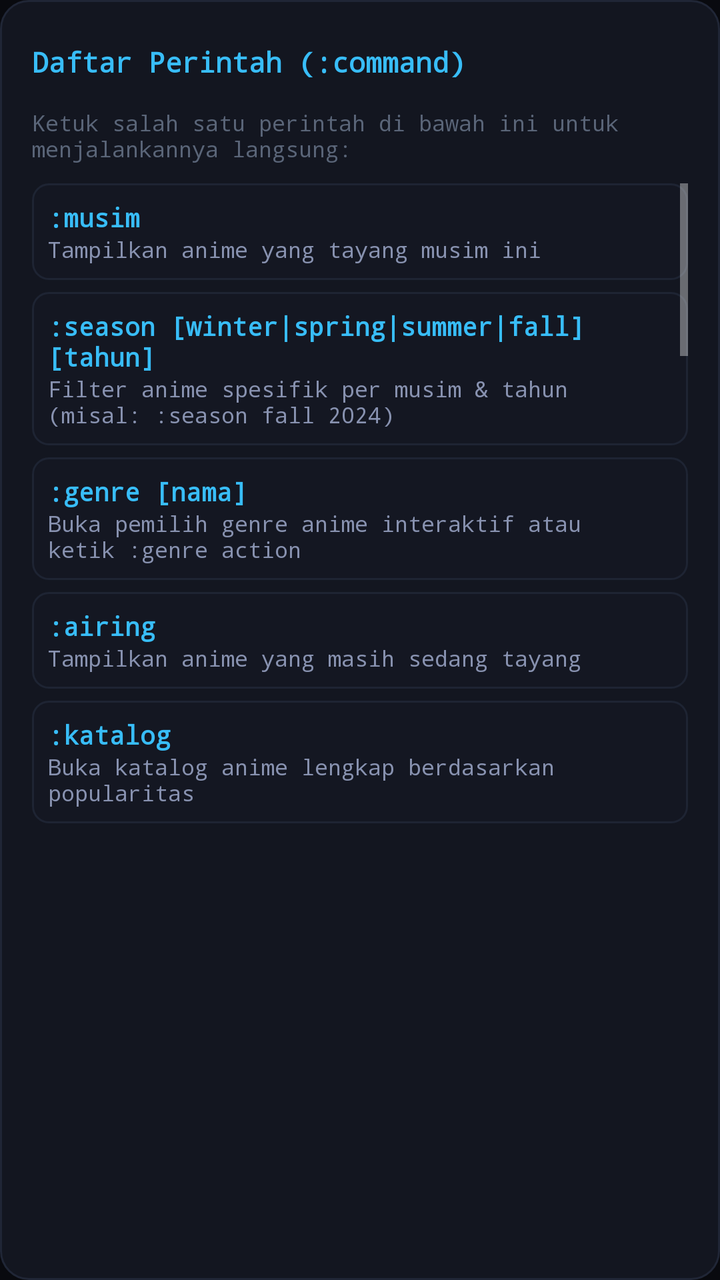
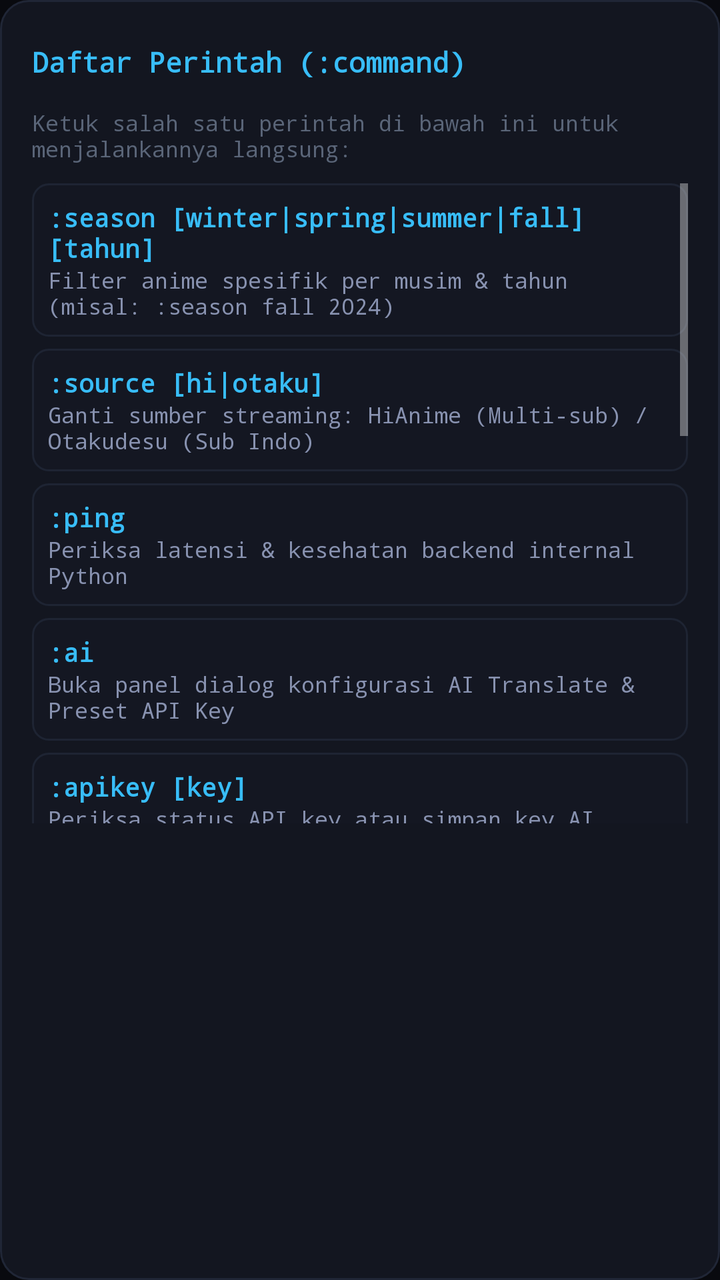

The first picture is an Android layout as it rendered before a commit; the second is the same layout after the commit. The layout source and the unified diff follow.
<!-- AndroidManifest.xml: application theme Theme.Tatap -->
<!-- res/layout/dialog_command_help.xml -->
<?xml version="1.0" encoding="utf-8"?>
<LinearLayout xmlns:android="http://schemas.android.com/apk/res/android"
    android:layout_width="match_parent"
    android:layout_height="wrap_content"
    android:orientation="vertical"
    android:background="@drawable/bg_dialog_card"
    android:padding="16dp">

    
    <LinearLayout
        android:layout_width="match_parent"
        android:layout_height="wrap_content"
        android:gravity="center_vertical"
        android:paddingBottom="8dp">

        <TextView
            android:layout_width="0dp"
            android:layout_height="wrap_content"
            android:layout_weight="1"
      android:text="Daftar Perintah (:command)"
            android:textColor="#38BDF8"
            android:textSize="14sp"
            android:textStyle="bold"
            android:fontFamily="monospace" />

        <Button
            android:id="@+id/btn_close_help_dialog"
            android:layout_width="30dp"
            android:layout_height="30dp"
            android:background="?attr/selectableItemBackgroundBorderless"
            android:drawableStart="@drawable/ic_close"
            android:drawableTint="#8892B0"
            android:padding="8dp" />
    </LinearLayout>

    <TextView
        android:layout_width="match_parent"
        android:layout_height="wrap_content"
        android:text="Ketuk salah satu perintah di bawah ini untuk menjalankannya langsung:"
    android:textColor="#5A6578"
        android:textSize="11sp"
        android:fontFamily="monospace"
        android:layout_marginBottom="10dp" />

    <ScrollView
        android:layout_width="match_parent"
        android:layout_height="320dp"
        android:scrollbars="vertical">

        <LinearLayout
            android:layout_width="match_parent"
            android:layout_height="wrap_content"
            android:orientation="vertical">

            
            <LinearLayout
                android:id="@+id/cmd_item_musim"
                android:layout_width="match_parent"
                android:layout_height="wrap_content"
                android:background="@drawable/bg_command_tag"
                android:orientation="vertical"
                android:padding="8dp"
                android:layout_marginBottom="6dp">

                <TextView
                    android:layout_width="wrap_content"
                    android:layout_height="wrap_content"
                    android:text=":musim"
                    android:textColor="#38BDF8"
                    android:textSize="13sp"
                    android:textStyle="bold"
                    android:fontFamily="monospace" />

                <TextView
                    android:layout_width="wrap_content"
                    android:layout_height="wrap_content"
                    android:text="Tampilkan anime yang tayang musim ini"
          android:textColor="#8892B0"
                    android:textSize="11sp"
                    android:fontFamily="monospace" />
            </LinearLayout>

            
            <LinearLayout
                android:id="@+id/cmd_item_season"
                android:layout_width="match_parent"
                android:layout_height="wrap_content"
                android:background="@drawable/bg_command_tag"
                android:orientation="vertical"
                android:padding="8dp"
                android:layout_marginBottom="6dp">

                <TextView
                    android:layout_width="wrap_content"
                    android:layout_height="wrap_content"
                    android:text=":season [winter|spring|summer|fall] [tahun]"
                    android:textColor="#38BDF8"
                    android:textSize="13sp"
                    android:textStyle="bold"
                    android:fontFamily="monospace" />

                <TextView
                    android:layout_width="wrap_content"
                    android:layout_height="wrap_content"
                    android:text="Filter anime spesifik per musim &amp; tahun (misal: :season fall 2024)"
          android:textColor="#8892B0"
                    android:textSize="11sp"
                    android:fontFamily="monospace" />
            </LinearLayout>

            
            <LinearLayout
                android:id="@+id/cmd_item_genre"
                android:layout_width="match_parent"
                android:layout_height="wrap_content"
                android:background="@drawable/bg_command_tag"
                android:orientation="vertical"
                android:padding="8dp"
                android:layout_marginBottom="6dp">

                <TextView
                    android:layout_width="wrap_content"
                    android:layout_height="wrap_content"
                    android:text=":genre [nama]"
                    android:textColor="#38BDF8"
                    android:textSize="13sp"
                    android:textStyle="bold"
                    android:fontFamily="monospace" />

                <TextView
                    android:layout_width="wrap_content"
                    android:layout_height="wrap_content"
                    android:text="Buka pemilih genre anime interaktif atau ketik :genre action"
          android:textColor="#8892B0"
                    android:textSize="11sp"
                    android:fontFamily="monospace" />
            </LinearLayout>

            
            <LinearLayout
                android:id="@+id/cmd_item_airing"
                android:layout_width="match_parent"
                android:layout_height="wrap_content"
                android:background="@drawable/bg_command_tag"
                android:orientation="vertical"
                android:padding="8dp"
                android:layout_marginBottom="6dp">

                <TextView
                    android:layout_width="wrap_content"
                    android:layout_height="wrap_content"
                    android:text=":airing"
                    android:textColor="#38BDF8"
                    android:textSize="13sp"
                    android:textStyle="bold"
                    android:fontFamily="monospace" />

                <TextView
                    android:layout_width="wrap_content"
                    android:layout_height="wrap_content"
                    android:text="Tampilkan anime yang masih sedang tayang"
          android:textColor="#8892B0"
                    android:textSize="11sp"
                    android:fontFamily="monospace" />
            </LinearLayout>

            
            <LinearLayout
                android:id="@+id/cmd_item_katalog"
                android:layout_width="match_parent"
                android:layout_height="wrap_content"
                android:background="@drawable/bg_command_tag"
                android:orientation="vertical"
                android:padding="8dp"
                android:layout_marginBottom="6dp">

                <TextView
                    android:layout_width="wrap_content"
                    android:layout_height="wrap_content"
                    android:text=":katalog"
                    android:textColor="#38BDF8"
                    android:textSize="13sp"
                    android:textStyle="bold"
                    android:fontFamily="monospace" />

                <TextView
                    android:layout_width="wrap_content"
                    android:layout_height="wrap_content"
                    android:text="Buka katalog anime lengkap berdasarkan popularitas"
          android:textColor="#8892B0"
                    android:textSize="11sp"
                    android:fontFamily="monospace" />
            </LinearLayout>

            
            <LinearLayout
                android:id="@+id/cmd_item_source"
                android:layout_width="match_parent"
                android:layout_height="wrap_content"
                android:background="@drawable/bg_command_tag"
                android:orientation="vertical"
                android:padding="8dp"
                android:layout_marginBottom="6dp">

                <TextView
                    android:layout_width="wrap_content"
                    android:layout_height="wrap_content"
                    android:text=":source [hi|otaku]"
                    android:textColor="#38BDF8"
                    android:textSize="13sp"
                    android:textStyle="bold"
                    android:fontFamily="monospace" />

                <TextView
                    android:layout_width="wrap_content"
                    android:layout_height="wrap_content"
                    android:text="Ganti sumber streaming: HiAnime (Multi-sub) / Otakudesu (Sub Indo)"
          android:textColor="#8892B0"
                    android:textSize="11sp"
                    android:fontFamily="monospace" />
            </LinearLayout>

            
            <LinearLayout
                android:id="@+id/cmd_item_ping"
                android:layout_width="match_parent"
                android:layout_height="wrap_content"
                android:background="@drawable/bg_command_tag"
                android:orientation="vertical"
                android:padding="8dp"
                android:layout_marginBottom="6dp">

                <TextView
                    android:layout_width="wrap_content"
                    android:layout_height="wrap_content"
                    android:text=":ping"
                    android:textColor="#38BDF8"
                    android:textSize="13sp"
                    android:textStyle="bold"
                    android:fontFamily="monospace" />

                <TextView
                    android:layout_width="wrap_content"
                    android:layout_height="wrap_content"
                    android:text="Periksa latensi &amp; kesehatan backend internal Python"
          android:textColor="#8892B0"
                    android:textSize="11sp"
                    android:fontFamily="monospace" />
            </LinearLayout>

            
            <LinearLayout
                android:id="@+id/cmd_item_ai"
                android:layout_width="match_parent"
                android:layout_height="wrap_content"
                android:background="@drawable/bg_command_tag"
                android:orientation="vertical"
                android:padding="8dp"
                android:layout_marginBottom="6dp">

                <TextView
                    android:layout_width="wrap_content"
                    android:layout_height="wrap_content"
                    android:text=":ai"
                    android:textColor="#38BDF8"
                    android:textSize="13sp"
                    android:textStyle="bold"
                    android:fontFamily="monospace" />

                <TextView
                    android:layout_width="wrap_content"
                    android:layout_height="wrap_content"
                    android:text="Buka panel dialog konfigurasi AI Translate &amp; Preset API Key"
          android:textColor="#8892B0"
                    android:textSize="11sp"
                    android:fontFamily="monospace" />
            </LinearLayout>

            
            <LinearLayout
                android:id="@+id/cmd_item_apikey"
                android:layout_width="match_parent"
                android:layout_height="wrap_content"
                android:background="@drawable/bg_command_tag"
                android:orientation="vertical"
                android:padding="8dp"
                android:layout_marginBottom="6dp">

                <TextView
                    android:layout_width="wrap_content"
                    android:layout_height="wrap_content"
                    android:text=":apikey [key]"
                    android:textColor="#38BDF8"
                    android:textSize="13sp"
                    android:textStyle="bold"
                    android:fontFamily="monospace" />

                <TextView
                    android:layout_width="wrap_content"
                    android:layout_height="wrap_content"
                    android:text="Periksa status API key atau simpan key AI (Gemini, Groq, Ollama, OpenAI)"
          android:textColor="#8892B0"
                    android:textSize="11sp"
                    android:fontFamily="monospace" />
            </LinearLayout>

            
            <LinearLayout
                android:id="@+id/cmd_item_gemini"
                android:layout_width="match_parent"
                android:layout_height="wrap_content"
                android:background="@drawable/bg_command_tag"
                android:orientation="vertical"
                android:padding="8dp"
                android:layout_marginBottom="6dp">

                <TextView
                    android:layout_width="wrap_content"
                    android:layout_height="wrap_content"
                    android:text=":gemini &lt;key&gt;"
                    android:textColor="#38BDF8"
                    android:textSize="13sp"
                    android:textStyle="bold"
                    android:fontFamily="monospace" />

                <TextView
                    android:layout_width="wrap_content"
                    android:layout_height="wrap_content"
                    android:text="Preset Google AI Studio (Model gemini-2.0-flash)"
          android:textColor="#8892B0"
                    android:textSize="11sp"
                    android:fontFamily="monospace" />
            </LinearLayout>

            
            <LinearLayout
                android:id="@+id/cmd_item_groq"
                android:layout_width="match_parent"
                android:layout_height="wrap_content"
                android:background="@drawable/bg_command_tag"
                android:orientation="vertical"
                android:padding="8dp"
                android:layout_marginBottom="6dp">

                <TextView
                    android:layout_width="wrap_content"
                    android:layout_height="wrap_content"
                    android:text=":groq &lt;key&gt;"
                    android:textColor="#38BDF8"
                    android:textSize="13sp"
                    android:textStyle="bold"
                    android:fontFamily="monospace" />

                <TextView
                    android:layout_width="wrap_content"
                    android:layout_height="wrap_content"
                    android:text="Preset Groq Cloud gratis (Model llama-3.3-70b-versatile)"
          android:textColor="#8892B0"
                    android:textSize="11sp"
                    android:fontFamily="monospace" />
            </LinearLayout>

            
            <LinearLayout
                android:id="@+id/cmd_item_ollama"
                android:layout_width="match_parent"
                android:layout_height="wrap_content"
                android:background="@drawable/bg_command_tag"
                android:orientation="vertical"
                android:padding="8dp"
                android:layout_marginBottom="6dp">

                <TextView
                    android:layout_width="wrap_content"
                    android:layout_height="wrap_content"
                    android:text=":ollama &lt;key&gt;"
                    android:textColor="#38BDF8"
                    android:textSize="13sp"
                    android:textStyle="bold"
                    android:fontFamily="monospace" />

                <TextView
                    android:layout_width="wrap_content"
                    android:layout_height="wrap_content"
                    android:text="Preset Ollama Cloud (Model gpt-oss:20b)"
          android:textColor="#8892B0"
                    android:textSize="11sp"
                    android:fontFamily="monospace" />
            </LinearLayout>

            
            <LinearLayout
                android:id="@+id/cmd_item_model"
                android:layout_width="match_parent"
                android:layout_height="wrap_content"
                android:background="@drawable/bg_command_tag"
                android:orientation="vertical"
                android:padding="8dp"
                android:layout_marginBottom="6dp">

                <TextView
                    android:layout_width="wrap_content"
                    android:layout_height="wrap_content"
                    android:text=":model [nama]"
                    android:textColor="#38BDF8"
                    android:textSize="13sp"
                    android:textStyle="bold"
                    android:fontFamily="monospace" />

                <TextView
                    android:layout_width="wrap_content"
                    android:layout_height="wrap_content"
                    android:text="Lihat atau ganti model LLM yang digunakan untuk translate"
          android:textColor="#8892B0"
                    android:textSize="11sp"
                    android:fontFamily="monospace" />
            </LinearLayout>

            
            <LinearLayout
                android:id="@+id/cmd_item_logs"
                android:layout_width="match_parent"
                android:layout_height="wrap_content"
                android:background="@drawable/bg_command_tag"
                android:orientation="vertical"
                android:padding="8dp"
                android:layout_marginBottom="6dp">

                <TextView
                    android:layout_width="wrap_content"
                    android:layout_height="wrap_content"
                    android:text=":logs"
                    android:textColor="#38BDF8"
                    android:textSize="13sp"
                    android:textStyle="bold"
                    android:fontFamily="monospace" />

                <TextView
                    android:layout_width="wrap_content"
                    android:layout_height="wrap_content"
                    android:text="Buka riwayat log aktivitas penerjemahan subtitle VTT"
          android:textColor="#8892B0"
                    android:textSize="11sp"
                    android:fontFamily="monospace" />
            </LinearLayout>

            
            <LinearLayout
                android:id="@+id/cmd_item_riwayat"
                android:layout_width="match_parent"
                android:layout_height="wrap_content"
                android:background="@drawable/bg_command_tag"
                android:orientation="vertical"
                android:padding="8dp"
                android:layout_marginBottom="6dp">

                <TextView
                    android:layout_width="wrap_content"
                    android:layout_height="wrap_content"
                    android:text=":riwayat"
                    android:textColor="#38BDF8"
                    android:textSize="13sp"
                    android:textStyle="bold"
                    android:fontFamily="monospace" />

                <TextView
                    android:layout_width="wrap_content"
                    android:layout_height="wrap_content"
                    android:text="Buka daftar riwayat anime yang pernah Anda tonton (:riwayat clear untuk hapus)"
          android:textColor="#8892B0"
                    android:textSize="11sp"
                    android:fontFamily="monospace" />
            </LinearLayout>

            
            <LinearLayout
                android:id="@+id/cmd_item_favorit"
                android:layout_width="match_parent"
                android:layout_height="wrap_content"
                android:background="@drawable/bg_command_tag"
                android:orientation="vertical"
                android:padding="8dp"
                android:layout_marginBottom="6dp">

                <TextView
                    android:layout_width="wrap_content"
                    android:layout_height="wrap_content"
                    android:text=":favorit"
                    android:textColor="#38BDF8"
                    android:textSize="13sp"
                    android:textStyle="bold"
                    android:fontFamily="monospace" />

                <TextView
                    android:layout_width="wrap_content"
                    android:layout_height="wrap_content"
                    android:text="Buka daftar bookmark anime favorit yang Anda simpan"
                    android:textColor="#8892B0"
                    android:textSize="11sp"
                    android:fontFamily="monospace" />
            </LinearLayout>

            
            <LinearLayout
                android:id="@+id/cmd_item_update"
                android:layout_width="match_parent"
                android:layout_height="wrap_content"
                android:background="@drawable/bg_command_tag"
                android:orientation="vertical"
                android:padding="8dp"
                android:layout_marginBottom="6dp">

                <TextView
                    android:layout_width="wrap_content"
                    android:layout_height="wrap_content"
                    android:text=":update"
                    android:textColor="#38BDF8"
                    android:textSize="13sp"
                    android:textStyle="bold"
                    android:fontFamily="monospace" />

                <TextView
                    android:layout_width="wrap_content"
                    android:layout_height="wrap_content"
                    android:text="Periksa pembaruan rilis Tatap terbaru di GitHub (on-demand)"
                    android:textColor="#8892B0"
                    android:textSize="11sp"
                    android:fontFamily="monospace" />
            </LinearLayout>

            
            <LinearLayout
                android:id="@+id/cmd_item_clear"
                android:layout_width="match_parent"
                android:layout_height="wrap_content"
                android:background="@drawable/bg_command_tag"
                android:orientation="vertical"
                android:padding="8dp"
                android:layout_marginBottom="6dp">

                <TextView
                    android:layout_width="wrap_content"
                    android:layout_height="wrap_content"
                    android:text=":clear"
                    android:textColor="#38BDF8"
                    android:textSize="13sp"
                    android:textStyle="bold"
                    android:fontFamily="monospace" />

                <TextView
                    android:layout_width="wrap_content"
                    android:layout_height="wrap_content"
                    android:text="Bersihkan pencarian &amp; reset filter kembali ke musim ini"
          android:textColor="#8892B0"
                    android:textSize="11sp"
                    android:fontFamily="monospace" />
            </LinearLayout>
        </LinearLayout>
    </ScrollView>
</LinearLayout>
<!-- resources referenced by this layout -->
<resources>
  <!-- drawable bg_command_tag (drawable) -->
  <?xml version="1.0" encoding="utf-8"?>
  <selector xmlns:android="http://schemas.android.com/apk/res/android">
      <item android:state_pressed="true">
          <shape android:shape="rectangle">
              <corners android:radius="8dp" />
              <solid android:color="#22293A" />
          </shape>
      </item>
      <item>
          <shape android:shape="rectangle">
              <corners android:radius="8dp" />
              <solid android:color="#141722" />
              <stroke
                  android:width="1dp"
                  android:color="#1E2433" />
          </shape>
      </item>
  </selector>
  <!-- drawable bg_dialog_card (drawable) -->
  <?xml version="1.0" encoding="utf-8"?>
  <shape xmlns:android="http://schemas.android.com/apk/res/android"
      android:shape="rectangle">
      <corners android:radius="14dp" />
      <solid android:color="#131620" />
      <stroke
          android:width="1dp"
          android:color="#202636" />
  </shape>
  <!-- drawable ic_close (drawable) -->
  <?xml version="1.0" encoding="utf-8"?>
  <vector xmlns:android="http://schemas.android.com/apk/res/android"
      android:width="14dp"
      android:height="14dp"
      android:viewportWidth="24"
      android:viewportHeight="24">
      
      <path
          android:fillColor="#FFFFFFFF"
          android:pathData="M19,6.41 L17.59,5 L12,10.59 L6.41,5 L5,6.41 L10.59,12 L5,17.59 L6.41,19 L12,13.41 L17.59,19 L19,17.59 L13.41,12 L19,6.41 Z" />
  </vector>
  <style name="Theme.Tatap" parent="Theme.MaterialComponents.NoActionBar">
          <item name="colorPrimary">#38BDF8</item>
          <item name="colorPrimaryVariant">#090A0F</item>
          <item name="colorOnPrimary">#FFFFFF</item>
          <item name="colorSecondary">#38BDF8</item>
          <item name="android:statusBarColor">#090A0F</item>
          <item name="android:navigationBarColor">#090A0F</item>
          <item name="android:windowBackground">#090A0F</item>
      </style>
</resources>

<!-- the commit's change to res/layout/dialog_command_help.xml (unified diff, before → after) -->
@@ -54,34 +54,6 @@
 
             
             <LinearLayout
-                android:id="@+id/cmd_item_musim"
-                android:layout_width="match_parent"
-                android:layout_height="wrap_content"
-                android:background="@drawable/bg_command_tag"
-                android:orientation="vertical"
-                android:padding="8dp"
-                android:layout_marginBottom="6dp">
-
-                <TextView
-                    android:layout_width="wrap_content"
-                    android:layout_height="wrap_content"
-                    android:text=":musim"
-                    android:textColor="#38BDF8"
-                    android:textSize="13sp"
-                    android:textStyle="bold"
-                    android:fontFamily="monospace" />
-
-                <TextView
-                    android:layout_width="wrap_content"
-                    android:layout_height="wrap_content"
-                    android:text="Tampilkan anime yang tayang musim ini"
-          android:textColor="#8892B0"
-                    android:textSize="11sp"
-                    android:fontFamily="monospace" />
-            </LinearLayout>
-
-            
-            <LinearLayout
                 android:id="@+id/cmd_item_season"
                 android:layout_width="match_parent"
                 android:layout_height="wrap_content"
@@ -110,90 +82,6 @@
 
             
             <LinearLayout
-                android:id="@+id/cmd_item_genre"
-                android:layout_width="match_parent"
-                android:layout_height="wrap_content"
-                android:background="@drawable/bg_command_tag"
-                android:orientation="vertical"
-                android:padding="8dp"
-                android:layout_marginBottom="6dp">
-
-                <TextView
-                    android:layout_width="wrap_content"
-                    android:layout_height="wrap_content"
-                    android:text=":genre [nama]"
-                    android:textColor="#38BDF8"
-                    android:textSize="13sp"
-                    android:textStyle="bold"
-                    android:fontFamily="monospace" />
-
-                <TextView
-                    android:layout_width="wrap_content"
-                    android:layout_height="wrap_content"
-                    android:text="Buka pemilih genre anime interaktif atau ketik :genre action"
-          android:textColor="#8892B0"
-                    android:textSize="11sp"
-                    android:fontFamily="monospace" />
-            </LinearLayout>
-
-            
-            <LinearLayout
-                android:id="@+id/cmd_item_airing"
-                android:layout_width="match_parent"
-                android:layout_height="wrap_content"
-                android:background="@drawable/bg_command_tag"
-                android:orientation="vertical"
-                android:padding="8dp"
-                android:layout_marginBottom="6dp">
-
-                <TextView
-                    android:layout_width="wrap_content"
-                    android:layout_height="wrap_content"
-                    android:text=":airing"
-                    android:textColor="#38BDF8"
-                    android:textSize="13sp"
-                    android:textStyle="bold"
-                    android:fontFamily="monospace" />
-
-                <TextView
-                    android:layout_width="wrap_content"
-                    android:layout_height="wrap_content"
-                    android:text="Tampilkan anime yang masih sedang tayang"
-          android:textColor="#8892B0"
-                    android:textSize="11sp"
-                    android:fontFamily="monospace" />
-            </LinearLayout>
-
-            
-            <LinearLayout
-                android:id="@+id/cmd_item_katalog"
-                android:layout_width="match_parent"
-                android:layout_height="wrap_content"
-                android:background="@drawable/bg_command_tag"
-                android:orientation="vertical"
-                android:padding="8dp"
-                android:layout_marginBottom="6dp">
-
-                <TextView
-                    android:layout_width="wrap_content"
-                    android:layout_height="wrap_content"
-                    android:text=":katalog"
-                    android:textColor="#38BDF8"
-                    android:textSize="13sp"
-                    android:textStyle="bold"
-                    android:fontFamily="monospace" />
-
-                <TextView
-                    android:layout_width="wrap_content"
-                    android:layout_height="wrap_content"
-                    android:text="Buka katalog anime lengkap berdasarkan popularitas"
-          android:textColor="#8892B0"
-                    android:textSize="11sp"
-                    android:fontFamily="monospace" />
-            </LinearLayout>
-
-            
-            <LinearLayout
                 android:id="@+id/cmd_item_source"
                 android:layout_width="match_parent"
                 android:layout_height="wrap_content"
@@ -440,62 +328,6 @@
                     android:layout_height="wrap_content"
                     android:text="Buka riwayat log aktivitas penerjemahan subtitle VTT"
           android:textColor="#8892B0"
-                    android:textSize="11sp"
-                    android:fontFamily="monospace" />
-            </LinearLayout>
-
-            
-            <LinearLayout
-                android:id="@+id/cmd_item_riwayat"
-                android:layout_width="match_parent"
-                android:layout_height="wrap_content"
-                android:background="@drawable/bg_command_tag"
-                android:orientation="vertical"
-                android:padding="8dp"
-                android:layout_marginBottom="6dp">
-
-                <TextView
-                    android:layout_width="wrap_content"
-                    android:layout_height="wrap_content"
-                    android:text=":riwayat"
-                    android:textColor="#38BDF8"
-                    android:textSize="13sp"
-                    android:textStyle="bold"
-                    android:fontFamily="monospace" />
-
-                <TextView
-                    android:layout_width="wrap_content"
-                    android:layout_height="wrap_content"
-                    android:text="Buka daftar riwayat anime yang pernah Anda tonton (:riwayat clear untuk hapus)"
-          android:textColor="#8892B0"
-                    android:textSize="11sp"
-                    android:fontFamily="monospace" />
-            </LinearLayout>
-
-            
-            <LinearLayout
-                android:id="@+id/cmd_item_favorit"
-                android:layout_width="match_parent"
-                android:layout_height="wrap_content"
-                android:background="@drawable/bg_command_tag"
-                android:orientation="vertical"
-                android:padding="8dp"
-                android:layout_marginBottom="6dp">
-
-                <TextView
-                    android:layout_width="wrap_content"
-                    android:layout_height="wrap_content"
-                    android:text=":favorit"
-                    android:textColor="#38BDF8"
-                    android:textSize="13sp"
-                    android:textStyle="bold"
-                    android:fontFamily="monospace" />
-
-                <TextView
-                    android:layout_width="wrap_content"
-                    android:layout_height="wrap_content"
-                    android:text="Buka daftar bookmark anime favorit yang Anda simpan"
-                    android:textColor="#8892B0"
                     android:textSize="11sp"
                     android:fontFamily="monospace" />
             </LinearLayout>
